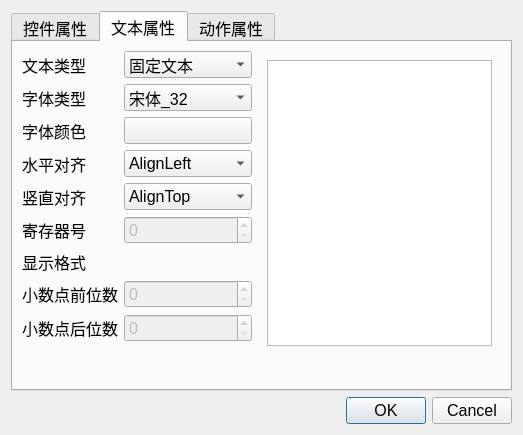
The window that window/propertydialog.ui (leek520/WBP) describes before a commit, drawn with Qt 5.
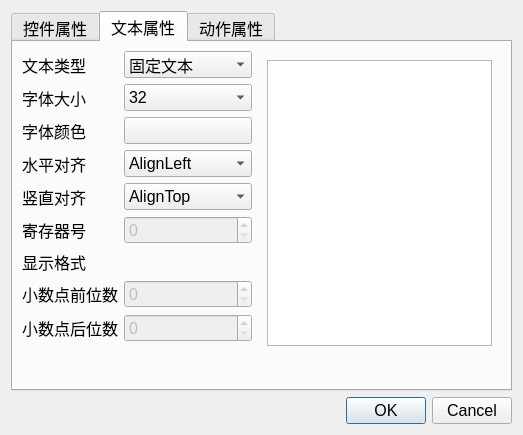
The same window after the commit. Icons and pictures are not drawn.

```diff
--- a/window/propertydialog.ui
+++ b/window/propertydialog.ui
@@ -184,7 +184,7 @@
          <item row="1" column="0">
           <widget class="QLabel" name="label">
            <property name="text">
-            <string>字体类型</string>
+            <string>字体大小</string>
            </property>
           </widget>
          </item>
@@ -192,7 +192,7 @@
           <widget class="QComboBox" name="textFont">
            <item>
             <property name="text">
-             <string>宋体_32</string>
+             <string>32</string>
             </property>
            </item>
            <item>
```
Left out of the diff: 6 changed lines with no effect on the pictures.
